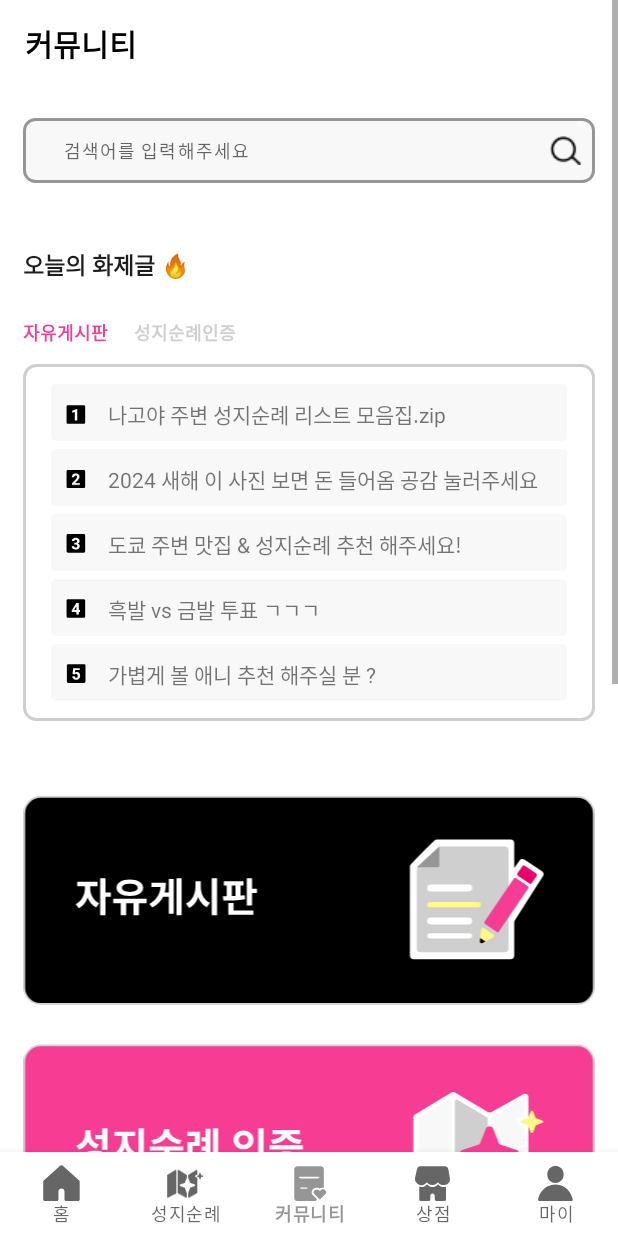
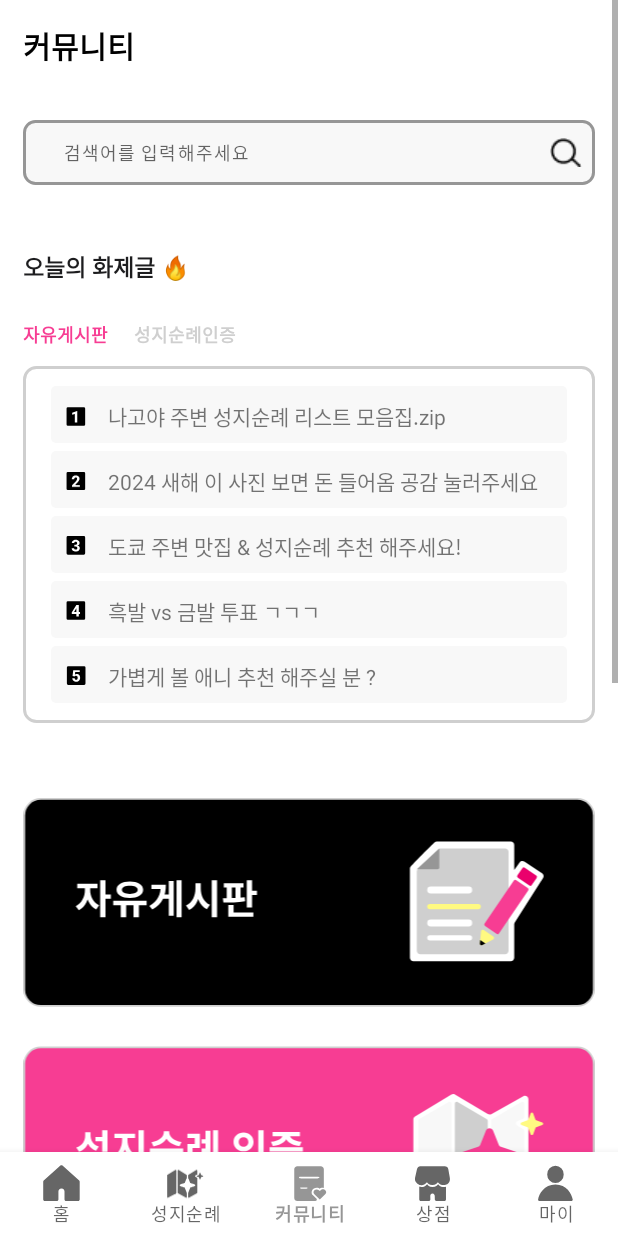
Before and after one commit to UMC5th-bias/Front, an Android app: the screen it shows after launch (MainActivity), item 3 of the bottom bar chosen, on a phone screen of 412 x 824 dp. Run offline under Robolectric (Android 15) with nearby library versions, the light colour scheme and no system bars.

Commit message:
[Style] margin 15dp로 통일
- top margin: 15dp
- horizontal margin: 15dp

```diff
--- a/app/src/main/res/layout/fragment_community_main.xml
+++ b/app/src/main/res/layout/fragment_community_main.xml
@@ -16,8 +16,8 @@
             android:textSize="20sp"
             android:textStyle="bold"
             android:textColor="@color/black"
-            android:layout_marginTop="14.14dp"
-            android:layout_marginStart="16.5dp"/>
+            android:layout_marginTop="15dp"
+            android:layout_marginStart="15dp"/>
 
         <EditText
             android:id="@+id/searchTextView"
@@ -29,7 +29,7 @@
             android:paddingEnd="8.59dp"
             android:paddingVertical="12dp"
             android:layout_marginTop="34.5dp"
-            android:layout_marginHorizontal="15.5dp"
+            android:layout_marginHorizontal="15dp"
             android:textSize="12sp"
             android:letterSpacing="0.06"
             android:textColor="#CCCCCC"
@@ -44,7 +44,7 @@
             android:textSize="15sp"
             android:textColor="#1D1D1F"
             android:layout_marginTop="42.47dp"
-            android:layout_marginStart="15.28dp"
+            android:layout_marginStart="15dp"
             android:textStyle="bold"/>
 
         <LinearLayout
@@ -60,7 +60,7 @@
                 android:textSize="12sp"
                 android:textColor="#F73D93"
                 android:layout_marginTop="25dp"
-                android:layout_marginStart="15.59dp"
+                android:layout_marginStart="15dp"
                 android:textStyle="bold"/>
 
             <TextView
@@ -232,7 +232,7 @@
             android:textSize="15sp"
             android:textColor="#1D1D1F"
             android:layout_marginTop="50dp"
-            android:layout_marginStart="15.28dp"
+            android:layout_marginStart="15dp"
             android:textStyle="bold"/>
 
         <LinearLayout
```
Also changed, not shown: app/src/main/res/layout/fragment_rallyplace.xml (+4 -4 lines).
